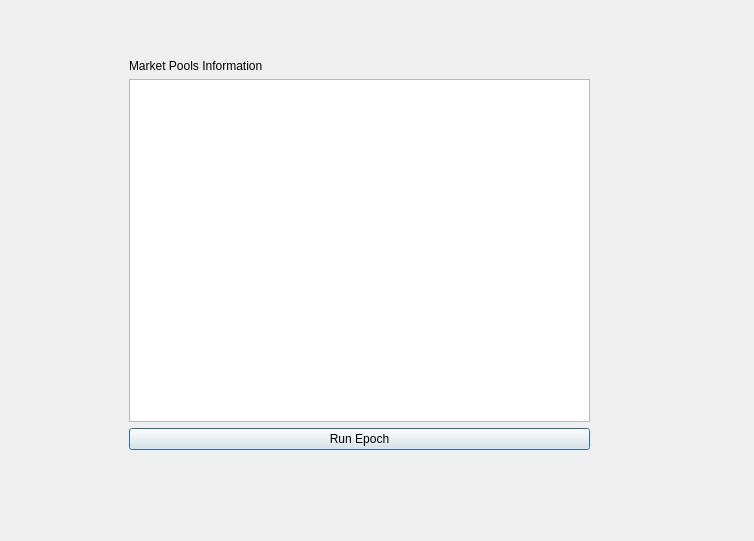
First picture: the form in SimulationPlayground.ui, repository LiquidityProtocol/AMM-Simulator, before the edit.
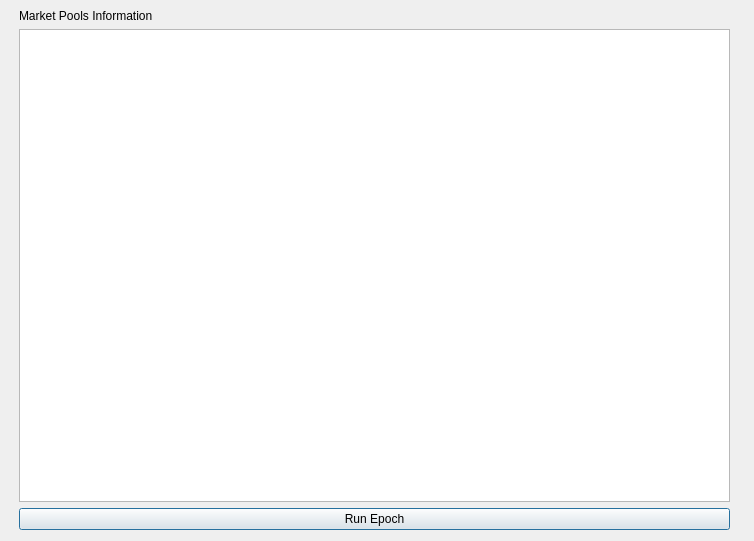
Second picture: the form after the edit.

Commit message: add simulation graph

The edit to the form file:
```diff
--- a/SimulationPlayground.ui
+++ b/SimulationPlayground.ui
@@ -16,10 +16,10 @@
   <widget class="QWidget" name="verticalLayoutWidget">
    <property name="geometry">
     <rect>
-     <x>129</x>
-     <y>59</y>
-     <width>461</width>
-     <height>391</height>
+     <x>19</x>
+     <y>9</y>
+     <width>711</width>
+     <height>521</height>
     </rect>
    </property>
    <layout class="QVBoxLayout" name="verticalLayout">
```
Left out of the diff: 2 changed lines with no effect on the pictures. The commit also changes 10 other files.
